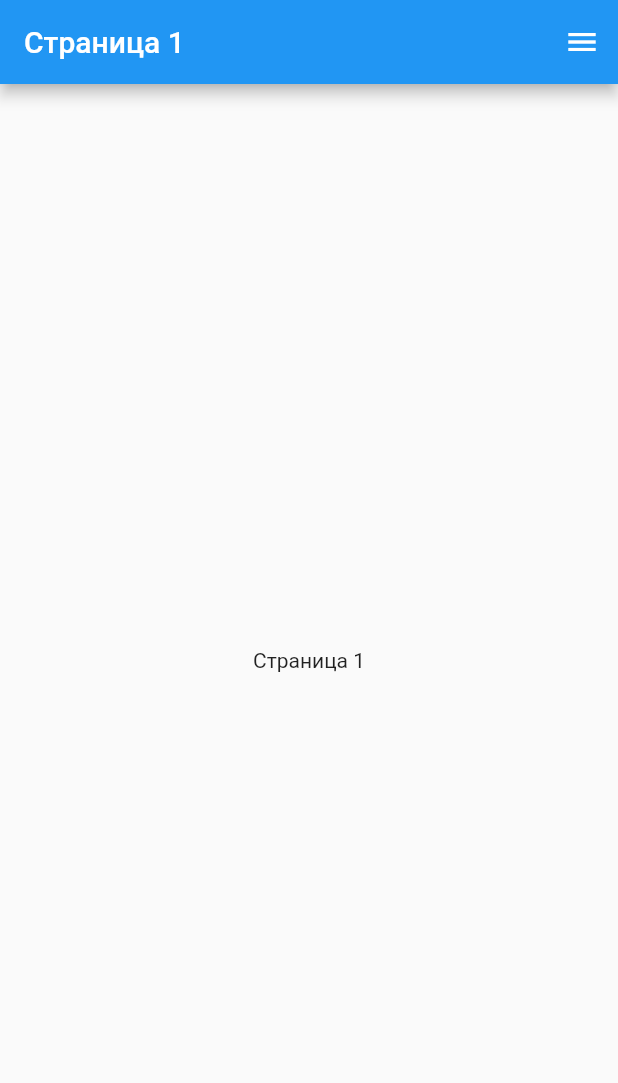
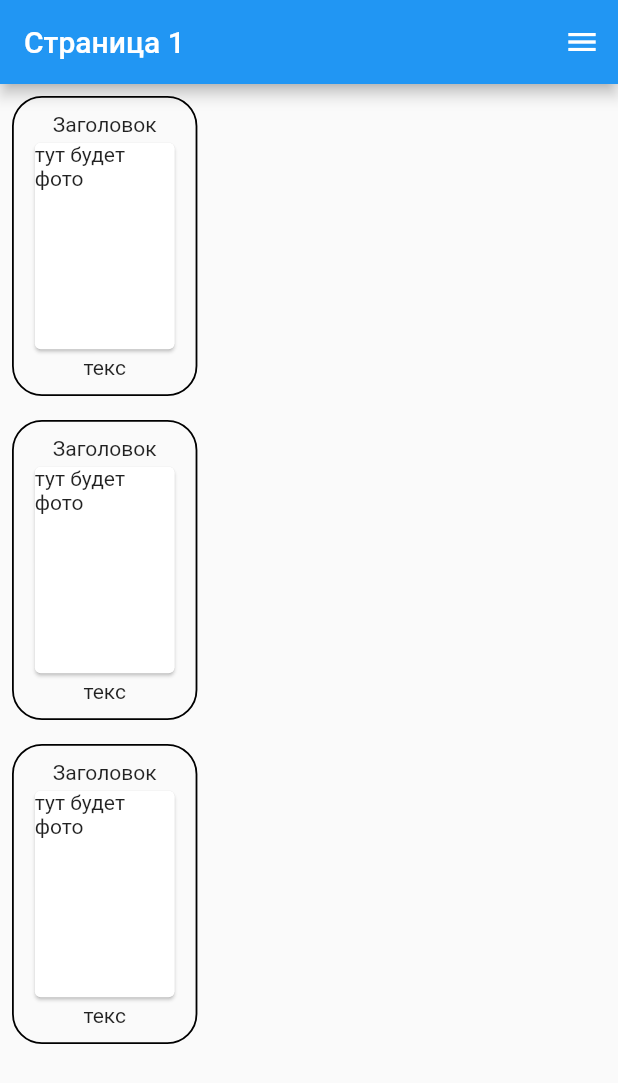
Before and after one commit to TsvetkovDmitriy/Leson-6, a Flutter app: the screen it shows after launch, on a phone screen of 412 x 824 dp. Shown: the top 1083 px of the screen. Run offline on Flutter 3.47's test engine with Material 2 defaults, Android fonts, the phone set to English and light mode, and no system bars; missing offline and left inert: dart:html.

Commit message:
7й урок финал

```diff
--- a/lib/UI/pages/first_screen.dart
+++ b/lib/UI/pages/first_screen.dart
@@ -3,6 +3,7 @@ import 'package:flutter/material.dart';
 import 'package:lesson_7/UI/pages/third_page.dart';
 import 'package:lesson_7/UI/widgets/menu.dart';
 import 'package:lesson_7/UI/widgets/my_scaffold.dart';
+import 'package:lesson_7/UI/widgets/news_widget.dart';
 
 class FirstScreen extends StatelessWidget {
   static const String title = "Страница 1";
@@ -16,8 +17,10 @@ class FirstScreen extends StatelessWidget {
   }
 
   buildBody(BuildContext context) {
-    return Center(
-      child: Text(title),
-    );
+    return Column(children: [
+      NewsWidget(),
+      NewsWidget(),
+      NewsWidget(),
+    ],);
   }
 }
--- a/lib/UI/widgets/menu.dart
+++ b/lib/UI/widgets/menu.dart
@@ -7,7 +7,7 @@ import 'package:lesson_7/UI/pages/third_page.dart';
 Widget buildMenu(BuildContext context, {width = 200}) {
   return Container(
     width: width,
-    color: Colors.redAccent,
+    color: Colors.deepOrange[200],
     child: Column(
       children: [
         SizedBox(
--- a/lib/UI/widgets/my_scaffold.dart
+++ b/lib/UI/widgets/my_scaffold.dart
@@ -26,7 +26,7 @@ class MyScaffold extends StatelessWidget {
             Expanded(
                 flex: 3,
                 child: body),
-            buildMenu(context, width: width*0.2)
+            buildMenu(context, width: width*0.25)
           ],
         ),
       );
--- /dev/null
+++ b/lib/UI/widgets/news_widget.dart
@@ -0,0 +1,38 @@
+import 'package:flutter/material.dart';
+
+class NewsWidget extends StatelessWidget {
+  final String title;
+  final String text;
+  final String photoURL;
+  final String id;
+
+  const NewsWidget(
+      {Key? key,
+      this.title = "Заголовок",
+      this.text = "текс",
+      this.photoURL = "",
+      this.id = "01nn"})
+      : super(key: key);
+
+  @override
+  Widget build(BuildContext context) {
+    final double width = MediaQuery.of(context).size.width;
+    return Container(
+      width: width * 0.3,
+      height: 200,
+      padding: EdgeInsets.all(10),
+      margin: EdgeInsets.all(8),
+      decoration: BoxDecoration(
+        border: Border.all(width: 1.2),
+      borderRadius: BorderRadius.circular(20)
+    ),
+      child: Column(
+        children: [
+          Text(title),
+          Expanded(child: Card(child: Text('тут будет фото'),)),
+          Text(text),
+        ],
+      ),
+    );
+  }
+}
```
